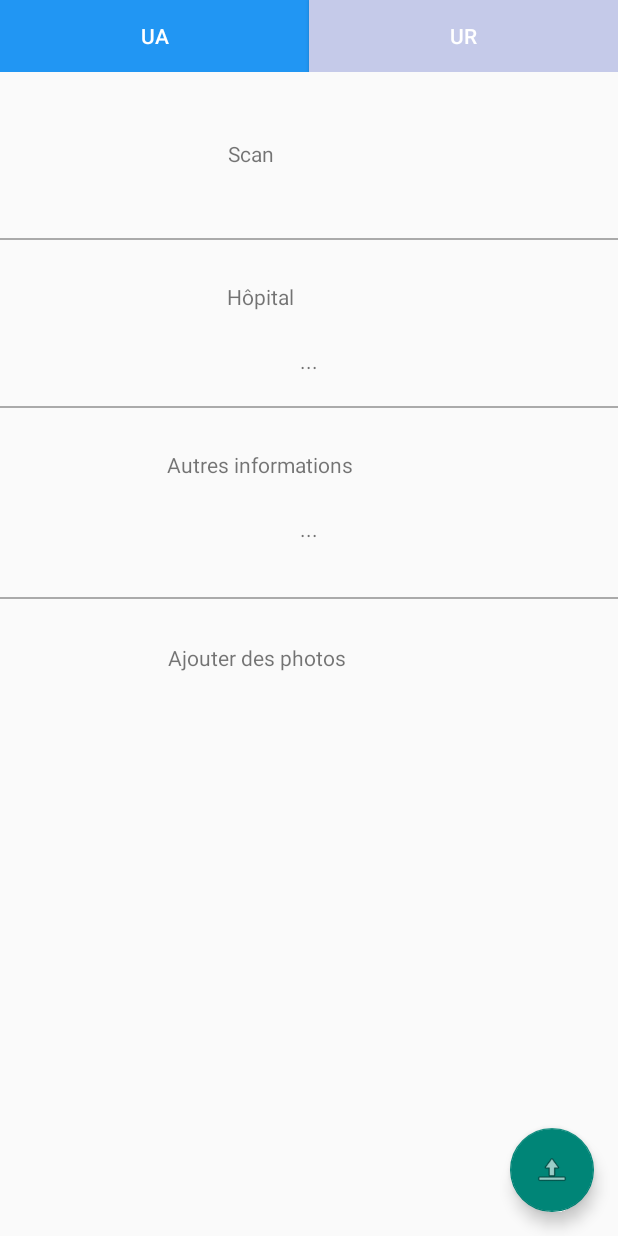
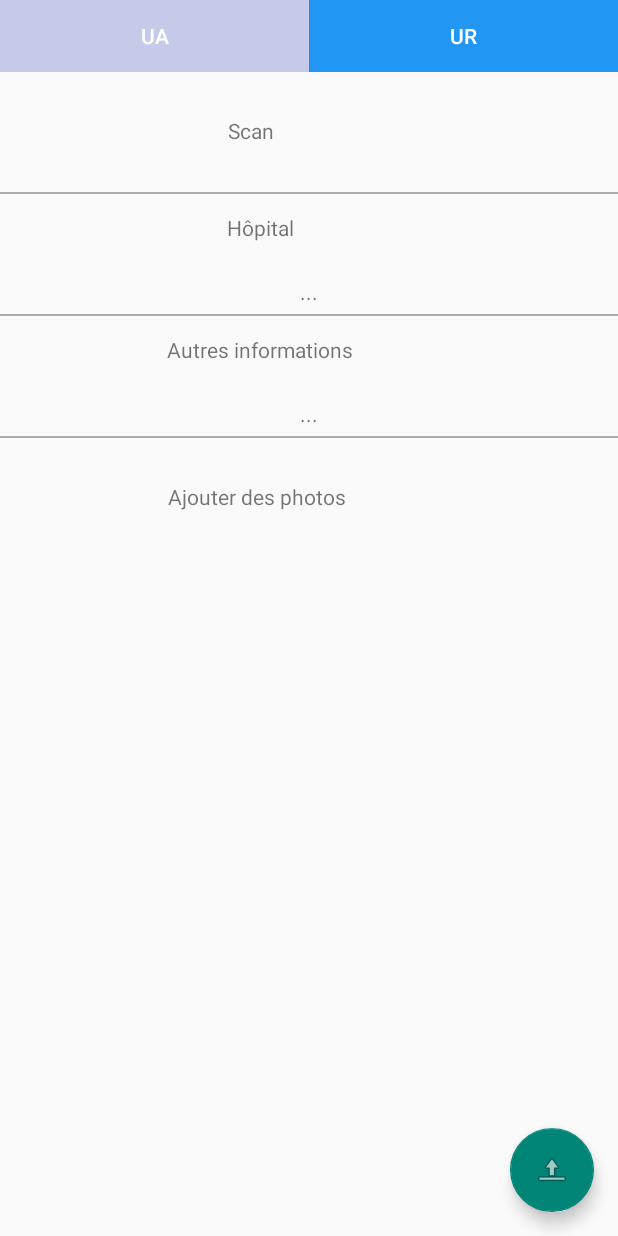
Before and after one commit to sebprunier/necmergitur, an Android app: the screen it shows after launch (MainActivity), on a phone screen of 412 x 824 dp. Run offline under Robolectric (Android 15) with nearby library versions, the phone set to English and light mode, and no system bars; our stand-ins replace ButterKnife, Picasso; libraries missing offline, so code that uses them is left out: com.google.zxing.integration, com.mikepenz.iconics, com.mikepenz.material_design_iconic_typeface_library; pictures from the network do not load; 6 statements that could not run were skipped.

Commit message:
correction petits bugs

```diff
--- a/necmergitur-android/app/src/main/java/com/serli/necmergitur/MainActivity.java
+++ b/necmergitur-android/app/src/main/java/com/serli/necmergitur/MainActivity.java
@@ -46,6 +46,7 @@ import java.io.ByteArrayOutputStream;
 import java.io.IOException;
 import java.text.SimpleDateFormat;
 import java.util.ArrayList;
+import java.util.Arrays;
 import java.util.Date;
 import java.util.GregorianCalendar;
 import java.util.Random;
@@ -65,6 +66,12 @@ public class MainActivity extends AppCompatActivity {
     private static final int REQUEST_IMAGE_CAPTURE = 1;
 
     public static final String ENDPOINT = "http://ec2-52-19-51-173.eu-west-1.compute.amazonaws.com:8080";
+
+    private final static String[] PHOTOS = {
+            "http://f.hypotheses.org/wp-content/blogs.dir/855/files/2015/07/L%C3%A9onard-de-Vinci-Anatomie-672x372.jpg",
+            "http://www.atlantico.fr/sites/atlantico.fr/files/styles/une/public/images/2014/04/vitruve_de_leonard_de_vinci.jpg",
+            "https://s-media-cache-ak0.pinimg.com/736x/45/60/d3/4560d3b309968a340e31ef54da36e4fe.jpg"
+    };
 
     private PriseEnChargeService pecService;
 
@@ -95,7 +102,16 @@ public class MainActivity extends AppCompatActivity {
     @Bind(R.id.panelPhotos)
     LinearLayout panelPhotos;
 
-    private PriseEnCharge priseEnCharge;
+    @Bind(R.id.layoutHopital)
+    RelativeLayout layoutHopital;
+
+    @Bind(R.id.layoutInput)
+    RelativeLayout layoutInput;
+
+    @Bind(R.id.layoutPhotos)
+    RelativeLayout layoutPhotos;
+
+    private PriseEnCharge priseEnCharge= new PriseEnCharge();
 
     @Override
     protected void onCreate(Bundle savedInstanceState) {
@@ -104,8 +120,6 @@ public class MainActivity extends AppCompatActivity {
         ButterKnife.bind(this);
 
         init();
-
-        priseEnCharge = new PriseEnCharge();
         priseEnCharge.setGravite("UA");
         if (getIntent().getExtras() != null) {
             priseEnCharge = (PriseEnCharge) getIntent().getExtras().get(ActivityUtils.PEC);
@@ -123,10 +137,10 @@ public class MainActivity extends AppCompatActivity {
         }
 
         if(!textViewHospital.getText().equals("...")){
-            ((RelativeLayout)textViewHospital.getParent()).setBackgroundColor(getResources().getColor(R.color.nice_grey));
+//         layoutHopital.setBackgroundColor(getResources().getColor(R.color.nice_grey));
         }
         if(!textViewInput.getText().equals("...") || textViewInput.getText().equals("")){
-            ((RelativeLayout)textViewInput.getParent()).setBackgroundColor(getResources().getColor(R.color.nice_grey));
+//            layoutInput.setBackgroundColor(getResources().getColor(R.color.nice_grey));
         }
 
         // Button add prise en charge
@@ -140,18 +154,25 @@ public class MainActivity extends AppCompatActivity {
         return new View.OnClickListener() {
             @Override
             public void onClick(View view) {
-                String id = String.valueOf(new Random().nextInt((1000 - 20) + 1) + 20);
-                priseEnCharge.setId(id);
+//                if(priseEnCharge.getId()!=null && !priseEnCharge.getId().isEmpty()) {
+//                    String id = String.valueOf(new Random().nextInt((1000 - 20) + 1) + 20);
+//                    priseEnCharge.setId(id);
+//                }
                 priseEnCharge.setEtat("Transport");
 
                 GregorianCalendar c = new GregorianCalendar();
                 c.setTime(c.getTime());
                 try {
-
                     String dateTime = new SimpleDateFormat("yyyy-MM-dd'T'HH:mm:ss.SSSZ").format(new Date());
                     priseEnCharge.setLocalDateTime(dateTime);
                     priseEnCharge.setHopitalUUID(priseEnCharge.getHopital().getUuid());
-                    priseEnCharge.setPhotos(new ArrayList<String>());
+                    priseEnCharge.setPhotos(new ArrayList<String>(Arrays.asList(randomValue(PHOTOS))));
+                    if(textViewInput.getText()==null) priseEnCharge.setDescription("...");
+                    if(buttonUA.isEnabled()){
+                        priseEnCharge.setGravite("UA");
+                    }else{
+                        priseEnCharge.setGravite("UR");
+                    }
                     Response response = pecService.createPriseEnCharge(priseEnCharge).execute();
                     Log.i("response", response.body().toString());
                 } catch (IOException e) {
@@ -170,14 +191,14 @@ public class MainActivity extends AppCompatActivity {
     public void clickUA() {
         buttonUR.setEnabled(true);
         buttonUA.setEnabled(false);
-        priseEnCharge.setGravite("UA");
+        if(priseEnCharge!=null) priseEnCharge.setGravite("UA");
     }
 
     @OnClick(R.id.buttonUR)
     public void clickUR() {
         buttonUR.setEnabled(false);
         buttonUA.setEnabled(true);
-        priseEnCharge.setGravite("UR");
+        if(priseEnCharge!=null)  priseEnCharge.setGravite("UR");
     }
 
     @OnClick(R.id.layoutQRCode)
@@ -206,7 +227,7 @@ public class MainActivity extends AppCompatActivity {
         dispatchTakePictureIntent();
     }
 
-    private void loadData(String id) {
+    private PriseEnCharge  loadData(String id) {
         Response response = null;
         panelPhotos.removeAllViews();
         try {
@@ -222,6 +243,10 @@ public class MainActivity extends AppCompatActivity {
                 }
                 if (pecFound.getHopital() != null) {
                     textViewHospital.setText(pecFound.getHopital().getName());
+                    if(pecFound.getHopital().getReveil()!=null) {
+                        String tension = pecFound.getHopital().getReveil().tension;
+                        hospitalIcon.setColorFilter(getResources().getColor(TensionColor.findCode(tension)));
+                    }
                 }
                 if (pecFound.getDescription() != null) {
                     textViewInput.setText(pecFound.getDescription());
@@ -233,11 +258,21 @@ public class MainActivity extends AppCompatActivity {
                         panelPhotos.addView(img);
                     }
                 }
+                return pecFound;
             }
         } catch (IOException e) {
             e.printStackTrace();
         }
 
+        PriseEnCharge prise = new PriseEnCharge();
+        prise.setId(id);
+        if(buttonUA.isEnabled()){
+            prise.setGravite("UA");
+        }else{
+            prise.setGravite("UR");
+        }
+
+        return prise;
     }
 
 
@@ -280,7 +315,7 @@ public class MainActivity extends AppCompatActivity {
                 Log.d("MainActivity", "Cancelled scan");
             } else {
                 String id = result.getContents();
-                loadData(id);
+                priseEnCharge = loadData(id);
                 layoutQRCode.setBackgroundColor(getResources().getColor(R.color.nice_grey));
             }
         } else {
@@ -294,6 +329,10 @@ public class MainActivity extends AppCompatActivity {
         textViewHospital.setText(defaultText);
         panelPhotos.removeAllViews();
         buttonUA.callOnClick();
+        layoutHopital.setBackgroundColor(Color.WHITE);
+        layoutQRCode.setBackgroundColor(Color.WHITE);
+        layoutPhotos.setBackgroundColor(Color.WHITE);
+        layoutInput.setBackgroundColor(Color.WHITE);
     }
 
     private void dispatchTakePictureIntent() {
@@ -309,6 +348,9 @@ public class MainActivity extends AppCompatActivity {
             StrictMode.ThreadPolicy policy = new StrictMode.ThreadPolicy.Builder().permitAll().build();
             StrictMode.setThreadPolicy(policy);
         }
+
+        buttonUA.setEnabled(true);
+        buttonUR.setEnabled(false);
 
         // INIT
         pecService = initRetrofitService();
@@ -343,10 +385,12 @@ public class MainActivity extends AppCompatActivity {
                 // Called when a new location is found by the network location provider.
                 Log.i("location", "Latitude : " + String.valueOf(location.getLatitude()) +
                         " Longitude : " + String.valueOf(location.getLongitude()));
-                priseEnCharge.setLieuPrisEnCharge(String.format("%s,%s",
-                        String.valueOf(location.getLatitude()),
-                        String.valueOf(location.getLongitude())));
-                ;
+                if(priseEnCharge!=null) {
+                    priseEnCharge.setLieuPrisEnCharge(String.format("%s,%s",
+                            String.valueOf(location.getLatitude()),
+                            String.valueOf(location.getLongitude())));
+                    ;
+                }
             }
 
             public void onStatusChanged(String provider, int status, Bundle extras) {
@@ -378,4 +422,9 @@ public class MainActivity extends AppCompatActivity {
     private PriseEnChargeService initRetrofitService(){
         return RetrofitSingleton.INSTANCE.getRetrofit().create(PriseEnChargeService.class);
     }
+
+    private static <T> T randomValue(T[] strings) {
+        return strings[(int) (Math.random() * strings.length)];
+    }
+
 }
--- a/necmergitur-android/app/src/main/java/com/serli/necmergitur/activity/HospitalsActivity.java
+++ b/necmergitur-android/app/src/main/java/com/serli/necmergitur/activity/HospitalsActivity.java
@@ -77,11 +77,12 @@ public class HospitalsActivity extends Activity {
         Response response = null;
         try {
             response = call.execute();
+            hospitals =  (List<Hopital>) response.body();
         } catch (IOException e) {
             e.printStackTrace();
         }
 
-        hospitals =  (List<Hopital>) response.body();
+
 
         listAdapter = new HospitalAdapter(getApplicationContext(),R.layout.simplerow);
         listAdapter.addAll(hospitals);
--- a/necmergitur-android/app/src/main/java/com/serli/necmergitur/adapter/HospitalAdapter.java
+++ b/necmergitur-android/app/src/main/java/com/serli/necmergitur/adapter/HospitalAdapter.java
@@ -40,7 +40,7 @@ public class HospitalAdapter extends ArrayAdapter<Hopital> {
             LinearLayout ll = (LinearLayout) v.findViewById(R.id.layoutBackground);
 
             tt1.setTextColor(Color.BLACK);
-            tt2.setTextColor(Color.DKGRAY);
+            tt2.setTextColor(Color.WHITE);
             if (tt1 != null) {
                 tt1.setText(hospital.getName());
             }
--- a/necmergitur-android/app/src/main/java/com/serli/necmergitur/model/PriseEnCharge.java
+++ b/necmergitur-android/app/src/main/java/com/serli/necmergitur/model/PriseEnCharge.java
@@ -1,6 +1,10 @@
 package com.serli.necmergitur.model;
 
 import java.io.Serializable;
+import java.text.DateFormat;
+import java.text.SimpleDateFormat;
+import java.util.ArrayList;
+import java.util.Date;
 import java.util.List;
 
 /**
@@ -21,11 +25,12 @@ public class PriseEnCharge implements Serializable{
      * photos : ["http://www.flixya.com/files-photo/r/i/c/richer-2134233.jpg"]
      */
 
-    private String localDateTime;
-    private String etat;
-    private String lieuPrisEnCharge;
-    private String gravite;
-    private String id;
+    private static DateFormat dateFormat = new SimpleDateFormat("yyyy-MM-dd'T'HH:mm:ss.SSSZ");
+    private String localDateTime = dateFormat.format(new Date());
+    private String etat = "Hopital";
+    private String lieuPrisEnCharge = "";
+    private String gravite = "UA";
+    private String id = "";
     /**
      * uuid : 15
      * name : Hôpital Européen Georges-Pompidou
@@ -35,10 +40,10 @@ public class PriseEnCharge implements Serializable{
      * active : true
      */
 
-    private Hopital hopital;
-    private String hopitalUUID;
-    private String description;
-    private List<String> photos;
+    private Hopital hopital = new Hopital();
+    private String hopitalUUID ="";
+    private String description = "...";
+    private List<String> photos = new ArrayList<>();
 
 
     public PriseEnCharge() {
--- a/necmergitur-android/app/src/main/java/com/serli/necmergitur/model/TensionColor.java
+++ b/necmergitur-android/app/src/main/java/com/serli/necmergitur/model/TensionColor.java
@@ -30,6 +30,6 @@ public enum TensionColor {
         for(TensionColor tensionColor :TensionColor.values()){
             if(tension.equals(tensionColor.getCouleur())) return tensionColor.getCode();
         }
-        return null;
+        return Color.WHITE;
     }
 }
--- a/necmergitur-android/app/src/main/res/layout/content_main.xml
+++ b/necmergitur-android/app/src/main/res/layout/content_main.xml
@@ -62,8 +62,8 @@
                 android:padding="16dp"
                 android:id="@+id/layoutQRCode"
                 android:layout_gravity="center"
-                android:layout_marginTop="15dp"
-                android:layout_marginBottom="15dp">
+                android:paddingTop="15dp"
+                android:paddingBottom="15dp">
 
                 <ImageView
                     android:layout_width="wrap_content"
@@ -99,8 +99,10 @@
                 android:layout_height="80dp"
                 android:padding="5dp"
                 android:id="@+id/layoutHopital"
-                android:layout_marginBottom="15dp"
-                android:layout_marginTop="15dp">>
+                android:layout_marginBottom="0dp"
+                android:layout_marginTop="0dp"
+                android:paddingTop="15dp"
+                android:paddingBottom="15dp">>
 
                 <ImageView
                     android:layout_width="wrap_content"
@@ -148,8 +150,8 @@
                 android:layout_height="80dp"
                 android:padding="5dp"
                 android:id="@+id/layoutInput"
-                android:layout_marginTop="15dp"
-                android:layout_marginBottom="15dp">
+                android:paddingTop="15dp"
+                android:paddingBottom="15dp">
 
                 <ImageView
                     android:layout_width="wrap_content"
@@ -190,8 +192,7 @@
             <View
                 android:layout_width="match_parent"
                 android:layout_height="1dp"
-                android:background="@android:color/darker_gray"
-                android:layout_marginTop="15dp" />
+                android:background="@android:color/darker_gray" />
 
             <RelativeLayout
                 android:layout_width="match_parent"
```
